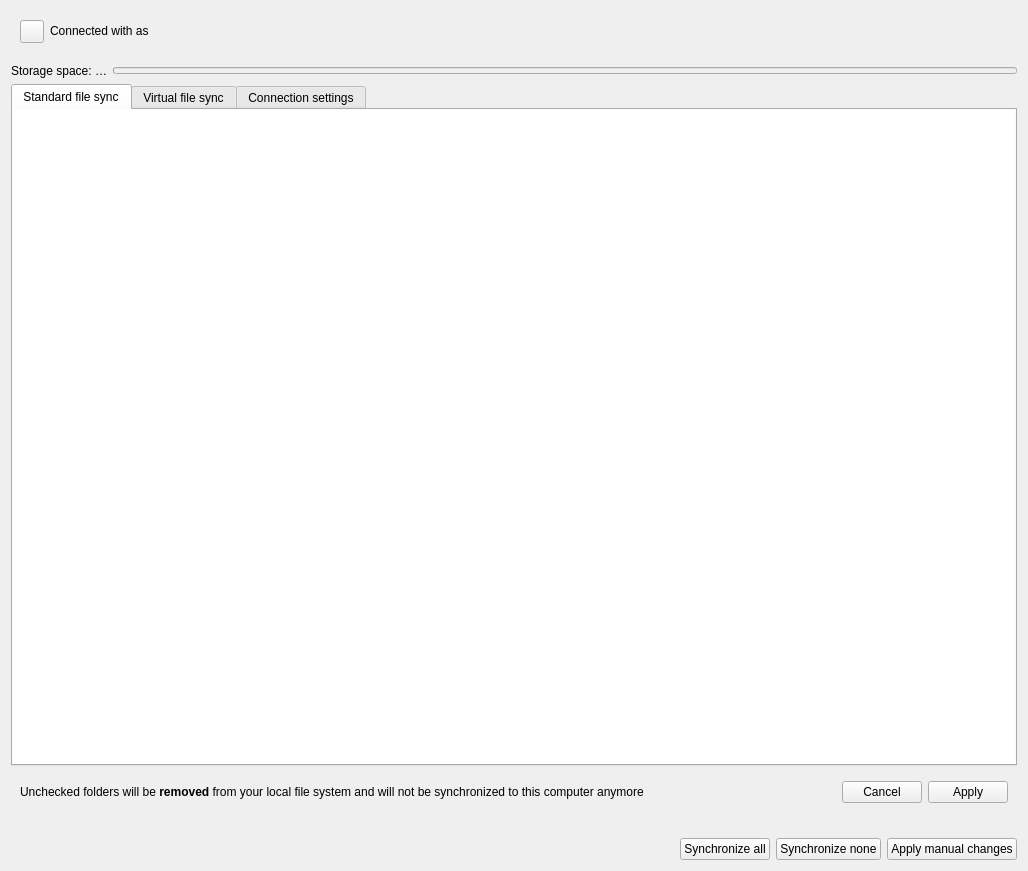
nextcloud/desktop, file src/gui/accountsettings.ui: the form before one commit.
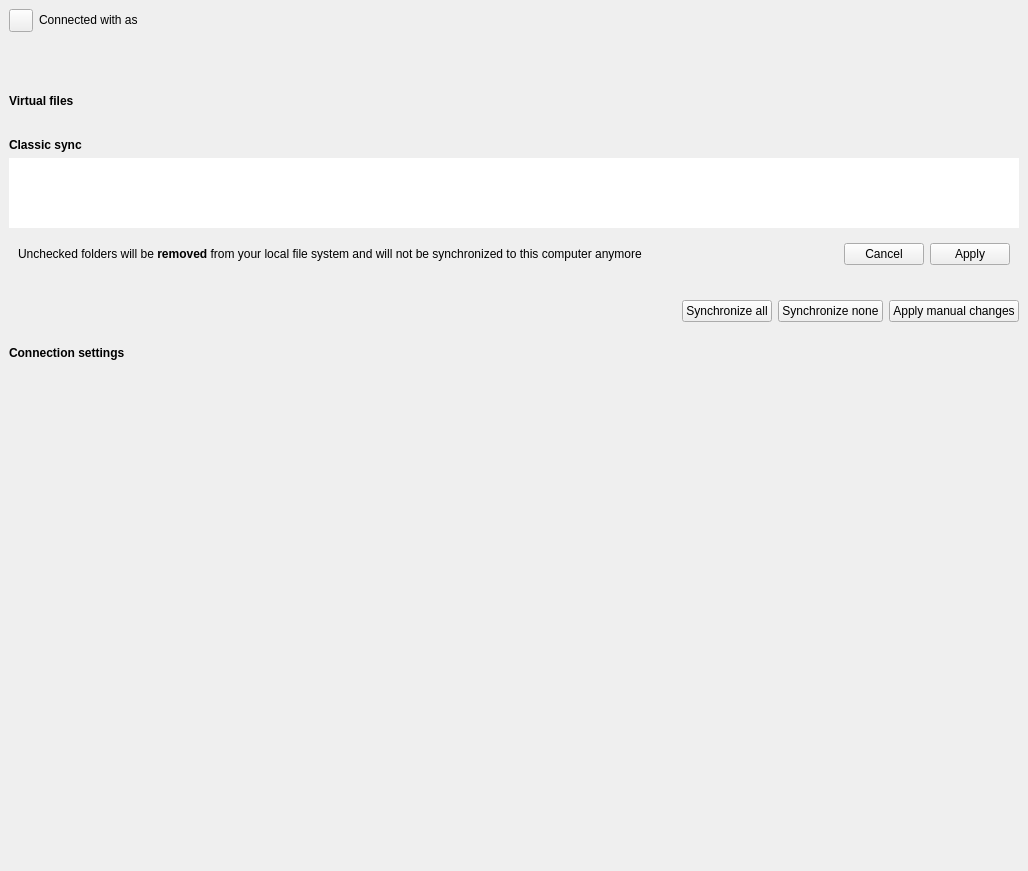
The form after the commit. Custom widgets are drawn as their Qt base class.

Commit message: feat: move settings navigation to left sidebar

The edit to the form file:
```diff
--- a/src/gui/accountsettings.ui
+++ b/src/gui/accountsettings.ui
@@ -14,61 +14,229 @@
    <string notr="true">Form</string>
   </property>
   <layout class="QGridLayout" name="gridLayout">
+   <property name="leftMargin">
+    <number>0</number>
+   </property>
+   <property name="topMargin">
+    <number>0</number>
+   </property>
+   <property name="rightMargin">
+    <number>0</number>
+   </property>
+   <property name="bottomMargin">
+    <number>0</number>
+   </property>
+   <item row="0" column="0">
+    <widget class="QFrame" name="accountStatusPanel">
+     <property name="frameShape">
+      <enum>QFrame::NoFrame</enum>
+     </property>
+     <layout class="QVBoxLayout" name="accountStatusLayout">
+     <property name="leftMargin">
+       <number>0</number>
+     </property>
+     <property name="topMargin">
+       <number>0</number>
+     </property>
+     <property name="rightMargin">
+       <number>0</number>
+     </property>
+     <property name="bottomMargin">
+       <number>0</number>
+     </property>
+      <item>
+       <widget class="QWidget" name="accountStatus" native="true">
+        <layout class="QGridLayout" name="gridLayout_2">
+         <item row="0" column="0">
+          <widget class="SslButton" name="sslButton">
+           <property name="sizePolicy">
+            <sizepolicy hsizetype="Maximum" vsizetype="Fixed">
+             <horstretch>0</horstretch>
+             <verstretch>0</verstretch>
+            </sizepolicy>
+           </property>
+           <property name="text">
+            <string/>
+           </property>
+          </widget>
+         </item>
+         <item row="0" column="1">
+          <widget class="QLabel" name="connectLabel">
+           <property name="sizePolicy">
+            <sizepolicy hsizetype="MinimumExpanding" vsizetype="Preferred">
+             <horstretch>0</horstretch>
+             <verstretch>0</verstretch>
+            </sizepolicy>
+           </property>
+           <property name="text">
+            <string>Connected with &lt;server&gt; as &lt;user&gt;</string>
+           </property>
+           <property name="textFormat">
+            <enum>Qt::RichText</enum>
+           </property>
+           <property name="wordWrap">
+            <bool>true</bool>
+           </property>
+           <property name="openExternalLinks">
+            <bool>true</bool>
+           </property>
+          </widget>
+         </item>
+        </layout>
+       </widget>
+      </item>
+      <item>
+       <widget class="QWidget" name="encryptionMessage" native="true">
+        <layout class="QVBoxLayout" name="encryptionMessageLayout">
+         <item>
+          <layout class="QHBoxLayout" name="encryptionMessageHeaderLayout">
+           <item>
+            <widget class="QLabel" name="encryptionMessageIcon">
+             <property name="sizePolicy">
+              <sizepolicy hsizetype="Fixed" vsizetype="Fixed">
+               <horstretch>0</horstretch>
+               <verstretch>0</verstretch>
+              </sizepolicy>
+             </property>
+             <property name="text">
+              <string/>
+             </property>
+             <property name="alignment">
+              <set>Qt::AlignHCenter|Qt::AlignTop</set>
+             </property>
+            </widget>
+           </item>
+           <item>
+            <widget class="QLabel" name="encryptionMessageLabel">
+             <property name="sizePolicy">
+              <sizepolicy hsizetype="MinimumExpanding" vsizetype="Preferred">
+               <horstretch>0</horstretch>
+               <verstretch>0</verstretch>
+              </sizepolicy>
+             </property>
+             <property name="text">
+              <string/>
+             </property>
+             <property name="wordWrap">
+              <bool>true</bool>
+             </property>
+            </widget>
+           </item>
+          </layout>
+         </item>
+         <item>
+          <layout class="QHBoxLayout" name="encryptionMessageButtonsLayout"/>
+         </item>
+        </layout>
+       </widget>
+      </item>
+     </layout>
+    </widget>
+   </item>
+   <item row="1" column="0">
+    <widget class="QFrame" name="fileProviderPanel">
+     <property name="frameShape">
+      <enum>QFrame::NoFrame</enum>
+     </property>
+     <property name="sizePolicy">
+       <sizepolicy hsizetype="Preferred" vsizetype="Maximum"> <horstretch>0</horstretch>
+        <verstretch>0</verstretch>
+       </sizepolicy>
+     </property>
+     <layout class="QVBoxLayout" name="fileProviderPanelLayout">
+      <item>
+       <widget class="QLabel" name="fileProviderPanelTitle">
+        <property name="font">
+         <font>
+          <bold>true</bold>
+         </font>
+        </property>
+        <property name="text">
+         <string>Virtual files</string>
+        </property>
+       </widget>
+      </item>
+      <item>
+       <widget class="QWidget" name="fileProviderPanelContents" native="true">
+         <property name="sizePolicy">
+           <sizepolicy hsizetype="Preferred" vsizetype="Maximum">
+             <horstretch>0</horstretch>
+             <verstretch>0</verstretch>
+           </sizepolicy>
+         </property>
+       </widget>
+      </item>
+     </layout>
+    </widget>
+   </item>
    <item row="2" column="0">
-    <layout class="QHBoxLayout" name="storageGroupBox">
-     <item>
-      <widget class="QLabel" name="quotaInfoLabel">
-       <property name="sizePolicy">
-        <sizepolicy hsizetype="Minimum" vsizetype="Fixed">
-         <horstretch>0</horstretch>
-         <verstretch>0</verstretch>
-        </sizepolicy>
-       </property>
-       <property name="toolTip">
-        <string/>
+    <widget class="QFrame" name="syncFoldersPanel">
+     <property name="frameShape">
+      <enum>QFrame::NoFrame</enum>
+     </property>
+     <layout class="QVBoxLayout" name="syncFoldersPanelLayout">
+      <item>
+       <widget class="QLabel" name="syncFoldersPanelTitle">
+        <property name="font">
+         <font>
+          <bold>true</bold>
+         </font>
        </property>
        <property name="text">
-        <string>Storage space: …</string>
-       </property>
-       <property name="textFormat">
-        <enum>Qt::PlainText</enum>
-       </property>
-       <property name="wordWrap">
-        <bool>false</bool>
-       </property>
+         <string>Classic sync</string>
+        </property>
       </widget>
      </item>
      <item>
-      <widget class="QProgressBar" name="quotaProgressBar">
-       <property name="enabled">
-        <bool>false</bool>
-       </property>
+       <widget class="QWidget" name="syncFoldersPanelContents" native="true">
        <property name="sizePolicy">
-        <sizepolicy hsizetype="MinimumExpanding" vsizetype="Fixed">
+         <sizepolicy hsizetype="Preferred" vsizetype="Maximum">
          <horstretch>0</horstretch>
          <verstretch>0</verstretch>
         </sizepolicy>
        </property>
-       <property name="maximumSize">
-        <size>
-         <width>16777215</width>
-         <height>7</height>
-        </size>
-       </property>
-       <property name="maximum">
-        <number>100</number>
-       </property>
-       <property name="value">
-        <number>-1</number>
-       </property>
-       <property name="textVisible">
+        <layout class="QVBoxLayout" name="syncFoldersLayout">
+         <property name="leftMargin">
+          <number>0</number>
+         </property>
+         <property name="topMargin">
+          <number>0</number>
+         </property>
+         <property name="rightMargin">
+          <number>0</number>
+         </property>
+         <property name="bottomMargin">
+          <number>0</number>
+         </property>
+         <item>
+          <widget class="OCC::FolderStatusView" name="_folderList">
+           <property name="sizePolicy">
+            <sizepolicy hsizetype="Expanding" vsizetype="Maximum">
+             <horstretch>0</horstretch>
+             <verstretch>0</verstretch>
+            </sizepolicy>
+           </property>
+           <property name="sizeAdjustPolicy">
+            <enum>QAbstractScrollArea::AdjustToContents</enum>
+           </property>
+           <property name="contextMenuPolicy">
+            <enum>Qt::CustomContextMenu</enum>
+           </property>
+           <property name="autoFillBackground">
         <bool>false</bool>
        </property>
-      </widget>
-     </item>
-    </layout>
-   </item>
-   <item row="4" column="0">
+           <property name="frameShape">
+            <enum>QFrame::Shape::NoFrame</enum>
+           </property>
+           <property name="editTriggers">
+            <set>QAbstractItemView::NoEditTriggers</set>
+           </property>
+           <property name="animated">
+            <bool>true</bool>
+           </property>
+          </widget>
+         </item>
+         <item>
     <widget class="QWidget" name="selectiveSyncStatus" native="true">
      <layout class="QHBoxLayout" name="horizontalLayout_3">
       <item>
@@ -144,51 +312,7 @@
      </layout>
     </widget>
    </item>
-   <item row="0" column="0">
-    <widget class="QWidget" name="accountStatus" native="true">
-     <layout class="QGridLayout" name="gridLayout_2">
-      <item row="0" column="0">
-       <widget class="SslButton" name="sslButton">
-        <property name="sizePolicy">
-         <sizepolicy hsizetype="Maximum" vsizetype="Fixed">
-          <horstretch>0</horstretch>
-          <verstretch>0</verstretch>
-         </sizepolicy>
-        </property>
-        <property name="text">
-         <string/>
-        </property>
-       </widget>
-      </item>
-      <item row="0" column="1">
-       <widget class="QLabel" name="connectLabel">
-        <property name="sizePolicy">
-         <sizepolicy hsizetype="MinimumExpanding" vsizetype="Preferred">
-          <horstretch>0</horstretch>
-          <verstretch>0</verstretch>
-         </sizepolicy>
-        </property>
-        <property name="text">
-         <string>Connected with &lt;server&gt; as &lt;user&gt;</string>
-        </property>
-        <property name="textFormat">
-         <enum>Qt::RichText</enum>
-        </property>
-        <property name="wordWrap">
-         <bool>true</bool>
-        </property>
-        <property name="openExternalLinks">
-         <bool>true</bool>
-        </property>
-       </widget>
-      </item>
-     </layout>
-    </widget>
-   </item>
-   <item row="1" column="0">
-    <widget class="KMessageWidget" name="encryptionMessage" native="true"/>
-   </item>
-   <item row="5" column="0">
+         <item>
     <widget class="QWidget" name="bigFolderUi" native="true">
      <layout class="QVBoxLayout" name="verticalLayout">
       <property name="leftMargin">
@@ -257,19 +381,18 @@
      </layout>
     </widget>
    </item>
+        </layout>
+       </widget>
+      </item>
+     </layout>
+    </widget>
+   </item>
    <item row="3" column="0">
-    <widget class="QTabWidget" name="tabWidget">
-     <property name="tabShape">
-      <enum>QTabWidget::Rounded</enum>
+    <widget class="QFrame" name="accountTabsPanel">
+     <property name="frameShape">
+      <enum>QFrame::NoFrame</enum>
      </property>
-     <property name="currentIndex">
-      <number>0</number>
-     </property>
-     <widget class="QWidget" name="standardSyncTab">
-      <attribute name="title">
-       <string>Standard file sync</string>
-      </attribute>
-      <layout class="QVBoxLayout" name="verticalLayout_4" stretch="0">
+     <layout class="QVBoxLayout" name="accountTabsLayout">
        <property name="leftMargin">
         <number>0</number>
        </property>
@@ -283,42 +406,37 @@
         <number>0</number>
        </property>
        <item>
-        <widget class="OCC::FolderStatusView" name="_folderList">
-         <property name="sizePolicy">
-          <sizepolicy hsizetype="Expanding" vsizetype="Expanding">
-           <horstretch>0</horstretch>
-           <verstretch>0</verstretch>
-          </sizepolicy>
-         </property>
-         <property name="contextMenuPolicy">
-          <enum>Qt::CustomContextMenu</enum>
-         </property>
-         <property name="autoFillBackground">
-          <bool>false</bool>
-         </property>
+       <widget class="QFrame" name="connectionSettingsPanel">
          <property name="frameShape">
-          <enum>QFrame::Shape::NoFrame</enum>
-         </property>
-         <property name="editTriggers">
-          <set>QAbstractItemView::NoEditTriggers</set>
-         </property>
-         <property name="animated">
-          <bool>true</bool>
-         </property>
-        </widget>
-       </item>
-      </layout>
-     </widget>
-     <widget class="QWidget" name="fileProviderTab">
-      <attribute name="title">
-       <string>Virtual file sync</string>
-      </attribute>
-     </widget>
-     <widget class="QWidget" name="connectionSettingsTab">
-      <attribute name="title">
+         <enum>QFrame::NoFrame</enum>
+        </property>
+       <layout class="QVBoxLayout" name="connectionSettingsPanelLayout">
+         <item>
+          <widget class="QLabel" name="connectionSettingsPanelTitle">
+           <property name="font">
+            <font>
+             <bold>true</bold>
+            </font>
+           </property>
+           <property name="text">
        <string>Connection settings</string>
-      </attribute>
-     </widget>
+           </property>
+          </widget>
+         </item>
+         <item>
+          <widget class="QWidget" name="connectionSettingsPanelContents" native="true">
+           <property name="sizePolicy">
+            <sizepolicy hsizetype="Preferred" vsizetype="MinimumExpanding">
+             <horstretch>0</horstretch>
+             <verstretch>0</verstretch>
+            </sizepolicy>
+           </property>
+          </widget>
+         </item>
+        </layout>
+       </widget>
+      </item>
+     </layout>
     </widget>
    </item>
   </layout>
@@ -334,12 +452,6 @@
    <extends>QTreeView</extends>
    <header>folderstatusview.h</header>
   </customwidget>
-  <customwidget>
-   <class>KMessageWidget</class>
-   <extends>QWidget</extends>
-   <header>kmessagewidget.h</header>
-   <container>1</container>
-  </customwidget>
  </customwidgets>
  <resources/>
  <connections/>
```
Lines whose indentation alone changed are shown as unchanged. The commit also changes 16 other files.
